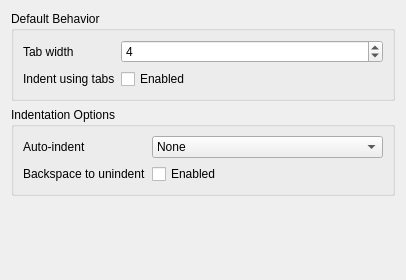
Old version of the form src/indentationsettings.ui in the repository BLumia/pineapple-notepad.
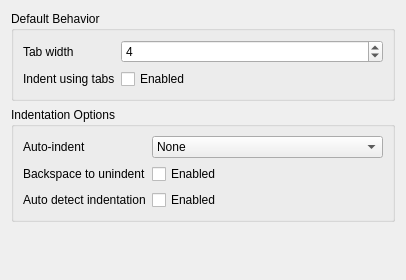
New version of the form.

Commit message: feat: port indentation guesser from vscode

Diff of the .ui file:
```diff
--- a/src/indentationsettings.ui
+++ b/src/indentationsettings.ui
@@ -106,6 +106,23 @@
         </property>
        </widget>
       </item>
+      <item row="2" column="0">
+       <widget class="QLabel" name="label_5">
+        <property name="text">
+         <string>Auto detect indentation</string>
+        </property>
+       </widget>
+      </item>
+      <item row="2" column="1">
+       <widget class="QCheckBox" name="kcfg_autoDetectIndent">
+        <property name="toolTip">
+         <string>When a document is opened, guess from its content whether indentation uses tabs or spaces, and how many spaces one indent level takes</string>
+        </property>
+        <property name="text">
+         <string>Enabled</string>
+        </property>
+       </widget>
+      </item>
      </layout>
     </widget>
    </item>
```
The commit also changes 9 other files.
